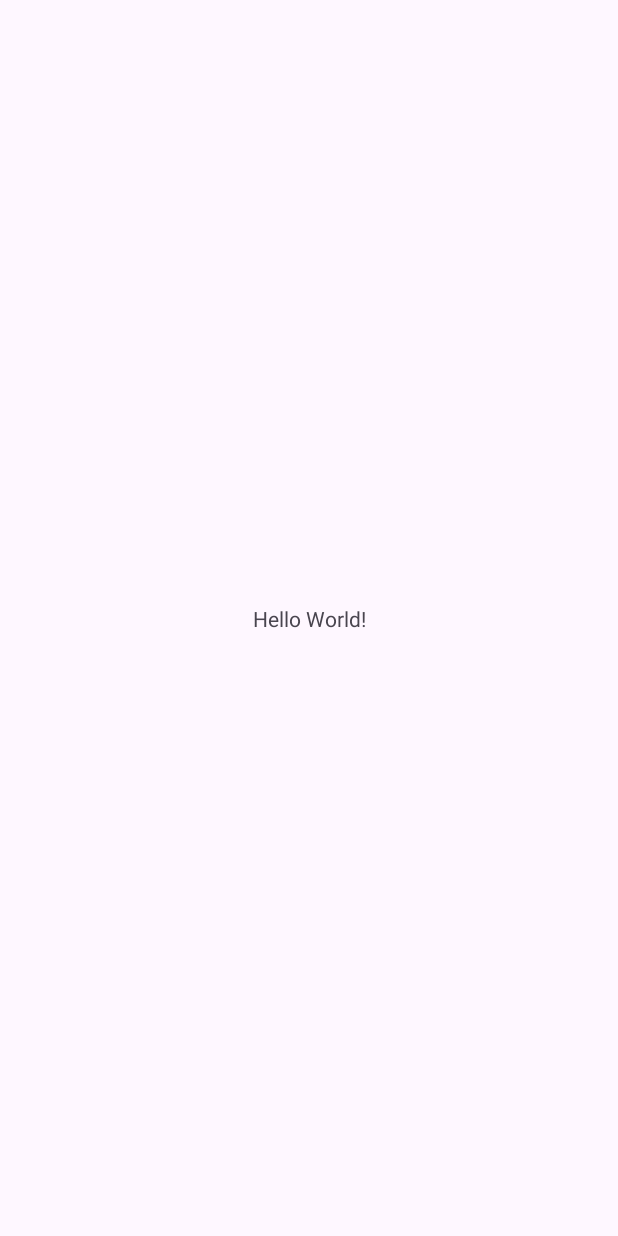
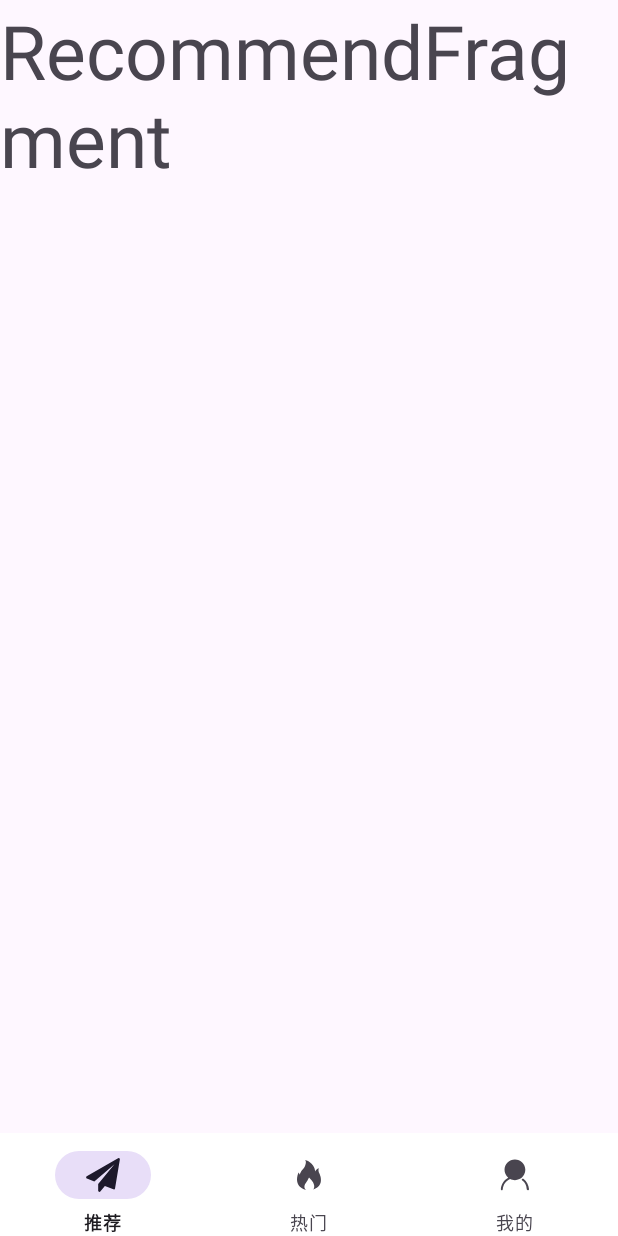
Before and after one commit to sanhuzhen/YZMusic, an Android app: the screen it shows after launch (MainActivity), on a phone screen of 412 x 824 dp. Before the commit the screen is almost empty. Run offline under Robolectric (Android 15) with nearby library versions, the phone set to English and light mode, and no system bars; libraries missing offline, so code that uses them is left out: com.therouter; 1 statement that could not run was skipped.

Commit message:
BottomNavigation

```diff
--- a/app/src/main/AndroidManifest.xml
+++ b/app/src/main/AndroidManifest.xml
@@ -13,7 +13,7 @@
         android:theme="@style/Theme.YZMusic"
         tools:targetApi="31">
         <activity
-            android:name=".MainActivity"
+            android:name=".ui.activity.MainActivity"
             android:exported="true">
             <intent-filter>
                 <action android:name="android.intent.action.MAIN" />
--- a/app/src/main/java/com/sanhuzhen/yzmusic/MainActivity.kt
+++ /dev/null
@@ -1,12 +0,0 @@
-package com.sanhuzhen.yzmusic
-
-import android.os.Bundle
-import androidx.appcompat.app.AppCompatActivity
-
-class MainActivity : AppCompatActivity() {
-    override fun onCreate(savedInstanceState: Bundle?) {
-        super.onCreate(savedInstanceState)
-        setContentView(R.layout.activity_main)
-
-    }
-}
--- /dev/null
+++ b/app/src/main/java/com/sanhuzhen/yzmusic/adapter/VpAdapter.kt
@@ -0,0 +1,23 @@
+package com.sanhuzhen.yzmusic.adapter
+
+import androidx.fragment.app.Fragment
+import androidx.fragment.app.FragmentActivity
+import androidx.viewpager2.adapter.FragmentStateAdapter
+import com.sanhuzhen.yzmusic.ui.fragment.HotFragment
+import com.sanhuzhen.yzmusic.ui.fragment.MineFragment
+import com.sanhuzhen.yzmusic.ui.fragment.RecommendFragment
+
+
+class VpAdapter(fa : FragmentActivity) : FragmentStateAdapter(fa)  {
+    override fun getItemCount(): Int = 3
+
+    override fun createFragment(position: Int): Fragment {
+        return when(position){
+            0 -> RecommendFragment()
+            1 -> HotFragment()
+            2 -> MineFragment()
+            else -> error("Error Fragment")
+        }
+    }
+
+}
--- /dev/null
+++ b/app/src/main/java/com/sanhuzhen/yzmusic/ui/activity/MainActivity.kt
@@ -0,0 +1,51 @@
+package com.sanhuzhen.yzmusic.ui.activity
+
+import androidx.fragment.app.Fragment
+import com.sanhuzhen.lib.base.BaseActivity
+import com.sanhuzhen.yzmusic.R
+import com.sanhuzhen.yzmusic.adapter.VpAdapter
+import com.sanhuzhen.yzmusic.databinding.ActivityMainBinding
+import com.sanhuzhen.yzmusic.ui.fragment.HotFragment
+import com.sanhuzhen.yzmusic.ui.fragment.MineFragment
+import com.sanhuzhen.yzmusic.ui.fragment.RecommendFragment
+/**
+ * @author: sanhuzhen
+ * @date: 2024/7/14
+ * @description:
+ */
+class MainActivity : BaseActivity<ActivityMainBinding>() {
+    private val fragmentList: MutableList<Fragment> = mutableListOf()
+    override fun getViewBinding(): ActivityMainBinding {
+        return ActivityMainBinding.inflate(layoutInflater)
+    }
+    override fun afterCreate() {
+        addFragment()
+        //Vp2设置
+        mBinding.mainVp2.apply {
+            adapter = VpAdapter(this@MainActivity)
+            registerOnPageChangeCallback(object : androidx.viewpager2.widget.ViewPager2.OnPageChangeCallback(){
+                override fun onPageSelected(position: Int) {
+                    super.onPageSelected(position)
+                    mBinding.mainNav.menu.getItem(position).isChecked = true
+                }
+            })
+        }
+        //Nav设置
+        mBinding.mainNav.setOnItemSelectedListener {
+            when(it.itemId){
+                R.id.menu_nav_home -> mBinding.mainVp2.currentItem = 0
+                R.id.menu_nav_hot -> mBinding.mainVp2.currentItem = 1
+                R.id.menu_nav_mine -> mBinding.mainVp2.currentItem = 2
+            }
+            true
+        }
+        //禁止滑动
+        mBinding.mainVp2.isUserInputEnabled = false
+    }
+    //添加fragment
+    fun addFragment() {
+        fragmentList.add(RecommendFragment())
+        fragmentList.add(HotFragment())
+        fragmentList.add(MineFragment())
+    }
+}
--- /dev/null
+++ b/app/src/main/java/com/sanhuzhen/yzmusic/ui/fragment/HotFragment.kt
@@ -0,0 +1,14 @@
+package com.sanhuzhen.yzmusic.ui.fragment
+
+import com.sanhuzhen.lib.base.BaseFragment
+import com.sanhuzhen.yzmusic.databinding.FragmentHotBinding
+
+class HotFragment : BaseFragment<FragmentHotBinding>() {
+    override fun getViewBinding(): FragmentHotBinding {
+        return FragmentHotBinding.inflate(layoutInflater)
+    }
+
+    override fun afterCreate() {
+
+    }
+}
--- /dev/null
+++ b/app/src/main/java/com/sanhuzhen/yzmusic/ui/fragment/MineFragment.kt
@@ -0,0 +1,14 @@
+package com.sanhuzhen.yzmusic.ui.fragment
+
+import com.sanhuzhen.lib.base.BaseFragment
+import com.sanhuzhen.yzmusic.databinding.FragmentMineBinding
+
+class MineFragment : BaseFragment<FragmentMineBinding>() {
+    override fun getViewBinding(): FragmentMineBinding {
+        return FragmentMineBinding.inflate(layoutInflater)
+    }
+
+    override fun afterCreate() {
+
+    }
+}
--- /dev/null
+++ b/app/src/main/java/com/sanhuzhen/yzmusic/ui/fragment/RecommendFragment.kt
@@ -0,0 +1,14 @@
+package com.sanhuzhen.yzmusic.ui.fragment
+
+import com.sanhuzhen.lib.base.BaseFragment
+import com.sanhuzhen.yzmusic.databinding.FragmentRemmendBinding
+
+class RecommendFragment : BaseFragment<FragmentRemmendBinding>() {
+    override fun getViewBinding(): FragmentRemmendBinding {
+        return FragmentRemmendBinding.inflate(layoutInflater)
+    }
+
+    override fun afterCreate() {
+
+    }
+}
--- /dev/null
+++ b/app/src/main/res/drawable/hot.xml
@@ -0,0 +1,5 @@
+<vector xmlns:android="http://schemas.android.com/apk/res/android" android:height="24dp" android:viewportHeight="1024" android:viewportWidth="1024" android:width="24dp">
+
+    <path android:fillColor="#000000" android:pathData="M423.5,938.7S45,855.4 214.2,442.3c0,0 38.4,45.9 33.1,68 0,0 30.1,-104.3 95.1,-166.6C398.2,290.2 454.8,139.7 402.6,85.3c0,0 258.9,54.4 287.8,326.4 0,0 33.1,-86.7 101.1,-95.2 0,0 -20.9,47.6 0,119 0,0 214.5,367.1 -155.2,491.2 0,0 110.8,-125.8 -124.2,-341.7 0,0 -55.4,115.6 -88.5,156.4 -0.1,0.1 -92.5,103.7 -0.1,197.2z"/>
+
+</vector>
--- /dev/null
+++ b/app/src/main/res/drawable/mine.xml
@@ -0,0 +1,7 @@
+<vector xmlns:android="http://schemas.android.com/apk/res/android" android:height="24dp" android:viewportHeight="1024" android:viewportWidth="1024" android:width="24dp">
+
+    <path android:fillColor="#272636" android:pathData="M909.9,908.5c-7.5,-111.6 -62.6,-215.5 -151.3,-284.9l-5.3,-3.7 -0,0.1c-5,-3.1 -10.8,-4.7 -16.7,-4.7 -20.3,0 -32.5,9.8 -32.5,26.2 0,9.6 4.4,18.6 11.8,24.7l-0.1,0.1 4.7,3.4c74.4,53.2 116.3,133.8 124.5,239.8l0.1,1.2c-0.1,0.9 -0.1,1.8 -0.1,2.7 0,17.9 14.5,32.4 32.4,32.4 17.3,0 31.4,-13.6 32.4,-30.6l0.6,0L909.9,908.5z"/>
+
+    <path android:fillColor="#272636" android:pathData="M805.6,365.7c0,-161.1 -132.7,-292.3 -295.8,-292.3S214,204.5 214,365.7c0,86.8 38.4,167.8 105.7,223.6 -120.8,64.5 -201,187.4 -210,323.2l-0.4,5.7c-0,0.1 -0,0.2 -0,0.4l-0,0.5 0,0c-0,0.3 -0,0.6 -0,0.8 0,15.2 12.3,27.5 27.5,27.5 15.2,0 27.5,-12.3 27.5,-27.5 0,-0.3 -0,-0.6 -0,-0.8l0.6,0 0.4,-5.6c10,-129 91.7,-242 208.6,-288.6 34.9,16.2 88.2,33.1 136,33.1 44.3,0 87.3,-9.8 128.2,-29.2l30,-17.4 24.5,-16.1C764.3,539.3 805.6,455.6 805.6,365.7z"/>
+
+</vector>
--- /dev/null
+++ b/app/src/main/res/drawable/recommend.xml
@@ -0,0 +1,5 @@
+<vector xmlns:android="http://schemas.android.com/apk/res/android" android:height="24dp" android:viewportHeight="1024" android:viewportWidth="1024" android:width="24dp">
+
+    <path android:fillColor="#101D37" android:pathData="M977,38c11.3,7.4 17,20.9 14.4,34.2L854.2,895a34.1,34.1 0,0 1,-46.5 25.7l-242.6,-99.1 -129.7,158.1a31.4,31.4 0,0 1,-26.3 12.3,30 30,0 0,1 -11.9,-2.1 33.2,33.2 0,0 1,-16.3 -12.6,33.6 33.6,0 0,1 -6.2,-19.5V770.9L837.4,203.5 265,699.1l-211.5,-86.8c-13.2,-4.9 -20.4,-14.7 -21.3,-29.5a31.8,31.8 0,0 1,17.2 -31.7L940.4,36.8a33.6,33.6 0,0 1,36.6 1.2z"/>
+
+</vector>
--- a/app/src/main/res/layout/activity_main.xml
+++ b/app/src/main/res/layout/activity_main.xml
@@ -1,19 +1,26 @@
 <?xml version="1.0" encoding="utf-8"?>
-<androidx.constraintlayout.widget.ConstraintLayout xmlns:android="http://schemas.android.com/apk/res/android"
+<LinearLayout xmlns:android="http://schemas.android.com/apk/res/android"
     xmlns:app="http://schemas.android.com/apk/res-auto"
     xmlns:tools="http://schemas.android.com/tools"
-    android:id="@+id/main"
     android:layout_width="match_parent"
     android:layout_height="match_parent"
-    tools:context=".MainActivity">
+    android:orientation="vertical">
 
-    <TextView
-        android:layout_width="wrap_content"
-        android:layout_height="wrap_content"
-        android:text="Hello World!"
-        app:layout_constraintBottom_toBottomOf="parent"
-        app:layout_constraintEnd_toEndOf="parent"
-        app:layout_constraintStart_toStartOf="parent"
-        app:layout_constraintTop_toTopOf="parent" />
+    <androidx.viewpager2.widget.ViewPager2
+        android:id="@+id/main_vp2"
+        android:layout_width="match_parent"
+        android:layout_height="0dp"
+        android:layout_weight="11"/>
 
-</androidx.constraintlayout.widget.ConstraintLayout>
+    <com.google.android.material.bottomnavigation.BottomNavigationView
+        android:id="@+id/main_nav"
+        android:background="@color/white"
+        android:layout_width="match_parent"
+        android:layout_height="0dp"
+        app:menu="@menu/menu_navgation"
+        app:itemBackground="@null"
+        app:itemPaddingBottom="2dp"
+        android:layout_weight="1"/>
+
+
+</LinearLayout>
--- /dev/null
+++ b/app/src/main/res/layout/fragment_hot.xml
@@ -0,0 +1,10 @@
+<?xml version="1.0" encoding="utf-8"?>
+<androidx.constraintlayout.widget.ConstraintLayout xmlns:android="http://schemas.android.com/apk/res/android"
+    android:layout_width="match_parent"
+    android:layout_height="match_parent">
+    <TextView
+        android:layout_width="match_parent"
+        android:layout_height="match_parent"
+        android:textSize="50dp"
+        android:text="HotFragment"/>
+</androidx.constraintlayout.widget.ConstraintLayout>
--- /dev/null
+++ b/app/src/main/res/layout/fragment_mine.xml
@@ -0,0 +1,11 @@
+<?xml version="1.0" encoding="utf-8"?>
+<androidx.constraintlayout.widget.ConstraintLayout xmlns:android="http://schemas.android.com/apk/res/android"
+    android:layout_width="match_parent"
+    android:layout_height="match_parent">
+
+    <TextView
+        android:layout_width="match_parent"
+        android:layout_height="match_parent"
+        android:textSize="50dp"
+        android:text="MineFragment"/>
+</androidx.constraintlayout.widget.ConstraintLayout>
--- /dev/null
+++ b/app/src/main/res/layout/fragment_remmend.xml
@@ -0,0 +1,11 @@
+<?xml version="1.0" encoding="utf-8"?>
+<androidx.constraintlayout.widget.ConstraintLayout xmlns:android="http://schemas.android.com/apk/res/android"
+    android:layout_width="match_parent"
+    android:layout_height="match_parent">
+
+    <TextView
+        android:layout_width="match_parent"
+        android:layout_height="match_parent"
+        android:textSize="50dp"
+        android:text="RecommendFragment"/>
+</androidx.constraintlayout.widget.ConstraintLayout>
--- /dev/null
+++ b/app/src/main/res/menu/menu_navgation.xml
@@ -0,0 +1,16 @@
+<?xml version="1.0" encoding="utf-8"?>
+<menu xmlns:android="http://schemas.android.com/apk/res/android">
+
+    <item
+        android:id="@+id/menu_nav_home"
+        android:icon="@drawable/recommend"
+        android:title="@string/recommend" />
+    <item
+        android:id="@+id/menu_nav_hot"
+        android:icon="@drawable/hot"
+        android:title="@string/hot" />
+    <item
+        android:id="@+id/menu_nav_mine"
+        android:icon="@drawable/mine"
+        android:title="我的" />
+</menu>
--- a/app/src/main/res/values/strings.xml
+++ b/app/src/main/res/values/strings.xml
@@ -1,3 +1,5 @@
 <resources>
     <string name="app_name">YZMusic</string>
+    <string name="recommend">推荐</string>
+    <string name="hot">热门</string>
 </resources>
--- a/lib_base/src/main/java/com/sanhuzhen/lib/base/BaseActivity.kt
+++ b/lib_base/src/main/java/com/sanhuzhen/lib/base/BaseActivity.kt
@@ -3,7 +3,7 @@ package com.sanhuzhen.lib.base
 import android.os.Bundle
 import androidx.appcompat.app.AppCompatActivity
 import androidx.viewbinding.ViewBinding
-
+import com.therouter.TheRouter
 
 /**
  * @author: sanhuzhen
@@ -22,6 +22,8 @@ abstract class BaseActivity<VB : ViewBinding> : AppCompatActivity() {
     override fun onCreate(savedInstanceState: Bundle?) {
         super.onCreate(savedInstanceState)
         setContentView(mBinding.root)
+        //注入TheRouter
+        TheRouter.inject(this)
         afterCreate()
     }
 }
--- /dev/null
+++ b/lib_base/src/main/java/com/sanhuzhen/lib/base/BaseFragment.kt
@@ -0,0 +1,33 @@
+package com.sanhuzhen.lib.base
+
+import android.os.Bundle
+import android.view.LayoutInflater
+import android.view.View
+import android.view.ViewGroup
+import androidx.fragment.app.Fragment
+import androidx.viewbinding.ViewBinding
+/**
+ * @author: sanhuzhen
+ * @date: 2024/7/14
+ * @description:
+ */
+abstract class BaseFragment<VB: ViewBinding> : Fragment() {
+
+    abstract fun getViewBinding(): VB
+    abstract fun afterCreate()
+    protected val mBinding by lazy {
+        getViewBinding()
+    }
+    override fun onCreateView(
+        inflater: LayoutInflater,
+        container: ViewGroup?,
+        savedInstanceState: Bundle?
+    ): View? {
+        return mBinding.root
+    }
+
+    override fun onViewCreated(view: View, savedInstanceState: Bundle?) {
+        super.onViewCreated(view, savedInstanceState)
+        afterCreate()
+    }
+}
```
